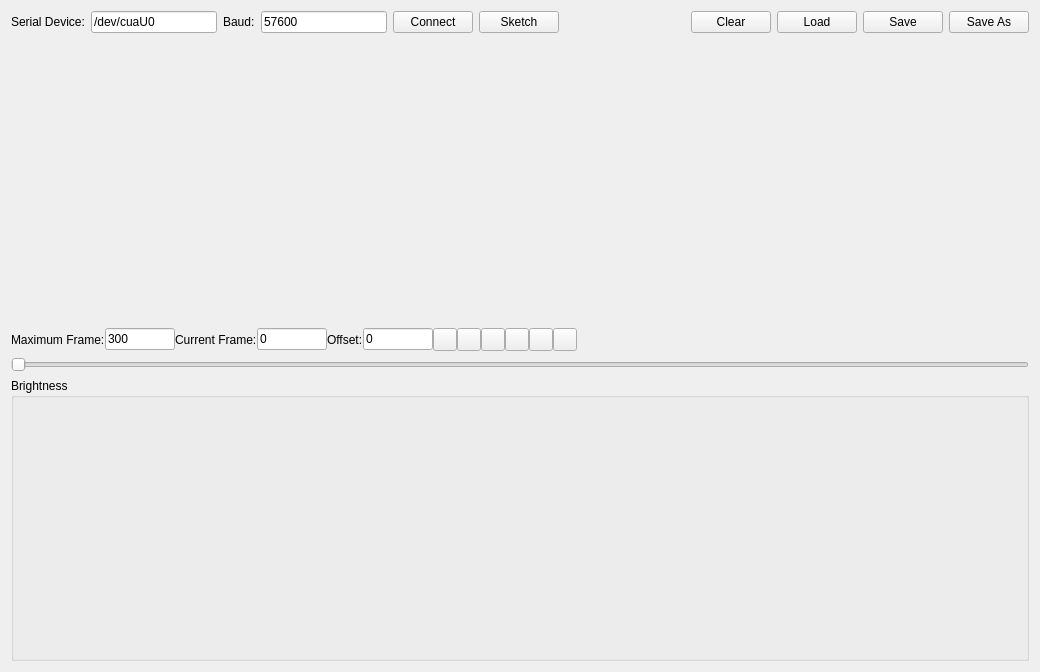
Before: the Qt Designer form gui/ledcontrol.ui in pfedick/openstopmotion, drawn with Qt 5.
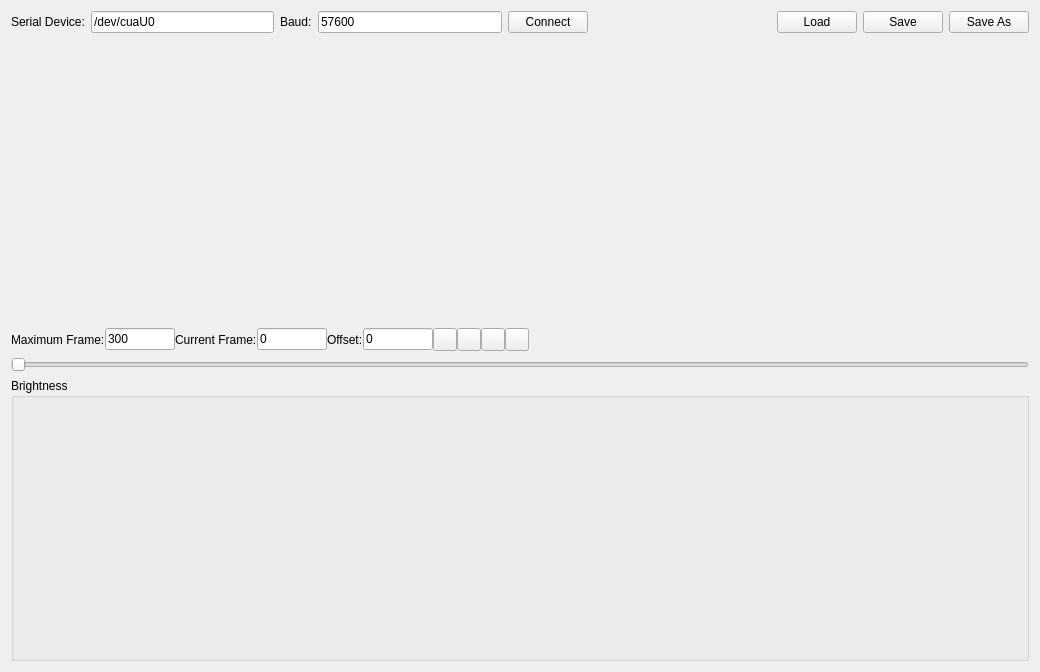
After: the same form once the commit is applied. Icons and pictures are not drawn.

Patch:
```diff
--- a/gui/ledcontrol.ui
+++ b/gui/ledcontrol.ui
@@ -51,23 +51,6 @@
        </property>
       </widget>
      </item>
-     <item>
-      <widget class="QPushButton" name="arduinoButton">
-       <property name="text">
-        <string>Sketch</string>
-       </property>
-       <property name="icon">
-        <iconset resource="../resources.qrc">
-         <normaloff>:/other/resources/arduino.png</normaloff>:/other/resources/arduino.png</iconset>
-       </property>
-       <property name="iconSize">
-        <size>
-         <width>31</width>
-         <height>16</height>
-        </size>
-       </property>
-      </widget>
-     </item>
      <item>
       <spacer name="horizontalSpacer">
        <property name="orientation">
@@ -81,23 +64,6 @@
        </property>
       </spacer>
      </item>
-     <item>
-      <widget class="QPushButton" name="clearButton">
-       <property name="text">
-        <string>Clear</string>
-       </property>
-       <property name="icon">
-        <iconset resource="../resources.qrc">
-         <normaloff>:/icons/resources/trash-16.png</normaloff>:/icons/resources/trash-16.png</iconset>
-       </property>
-       <property name="iconSize">
-        <size>
-         <width>16</width>
-         <height>16</height>
-        </size>
-       </property>
-      </widget>
-     </item>
      <item>
       <widget class="QPushButton" name="loadButton">
        <property name="text">
@@ -315,40 +281,6 @@
        </property>
       </widget>
      </item>
-     <item>
-      <widget class="QToolButton" name="keyBackButton">
-       <property name="text">
-        <string/>
-       </property>
-       <property name="icon">
-        <iconset resource="../resources.qrc">
-         <normaloff>:/icons/resources/media-skip-backward.png</normaloff>:/icons/resources/media-skip-backward.png</iconset>
-       </property>
-       <property name="iconSize">
-        <size>
-         <width>16</width>
-         <height>16</height>
-        </size>
-       </property>
-      </widget>
-     </item>
-     <item>
-      <widget class="QToolButton" name="keyNextButton">
-       <property name="text">
-        <string/>
-       </property>
-       <property name="icon">
-        <iconset resource="../resources.qrc">
-         <normaloff>:/icons/resources/media-skip-forward.png</normaloff>:/icons/resources/media-skip-forward.png</iconset>
-       </property>
-       <property name="iconSize">
-        <size>
-         <width>16</width>
-         <height>16</height>
-        </size>
-       </property>
-      </widget>
-     </item>
      <item>
       <spacer name="horizontalSpacer_2">
        <property name="orientation">
```
